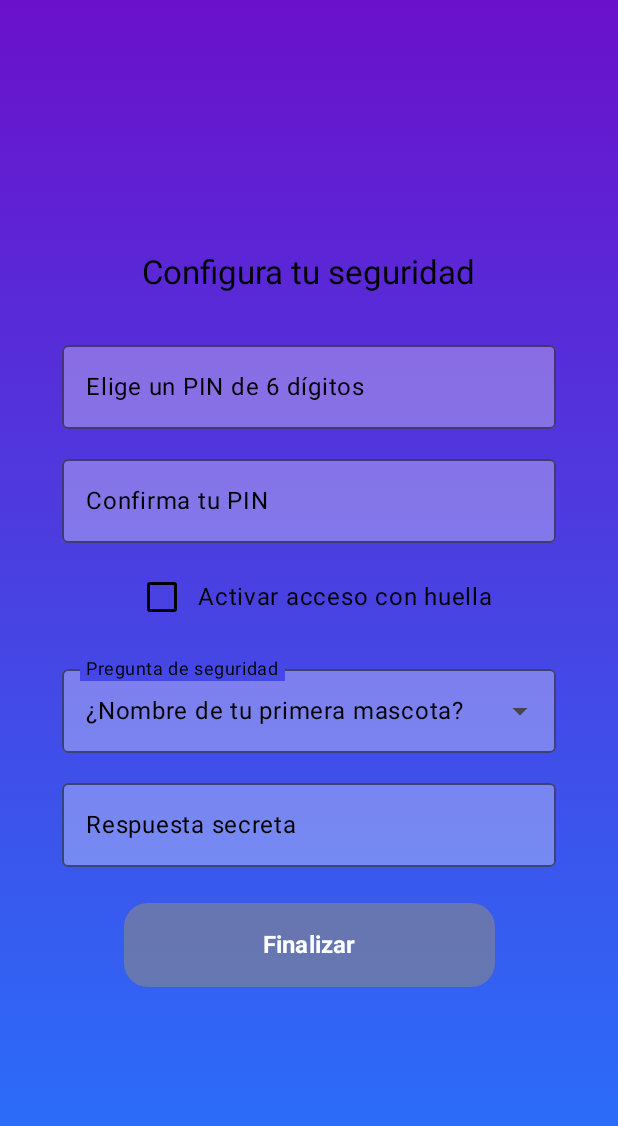
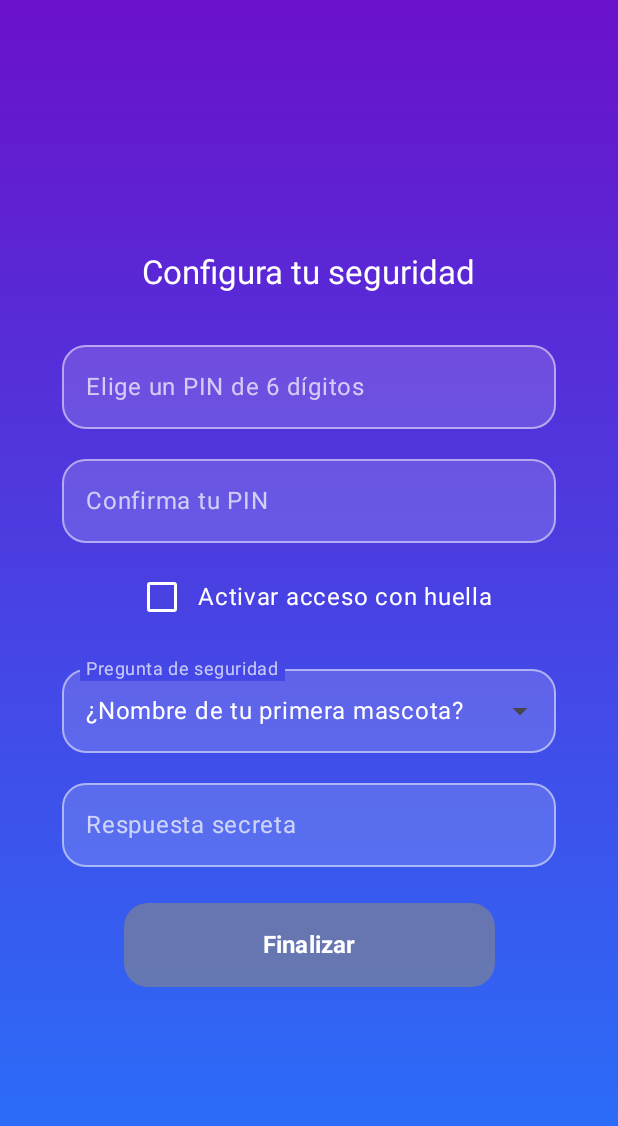
Before and after one commit to DTorillo/AppTesis, an Android app built with Jetpack Compose: the SetupSecurityScreen screen opened through its navigation route, on a phone screen of 412 x 824 dp. Shown: the top 1126 px of the screen. Run offline under Robolectric (Android 15) with nearby library versions, the phone set to English and light mode, and no system bars; our stand-ins replace accompanist; 2 statements that could not run were skipped.

Commit message:
Refrescar diseño de PIN y seguridad

```diff
--- a/app/src/main/java/com/example/capilux/screen/SetupSecurityScreen.kt
+++ b/app/src/main/java/com/example/capilux/screen/SetupSecurityScreen.kt
@@ -17,6 +17,8 @@ import androidx.compose.ui.unit.sp
 import androidx.navigation.NavHostController
 import com.example.capilux.ui.theme.PrimaryButton
 import com.example.capilux.ui.theme.backgroundGradient
+import com.example.capilux.ui.theme.gradientTextFieldColors
+import androidx.compose.foundation.shape.RoundedCornerShape
 import com.example.capilux.utils.EncryptedPrefs
 
 @Composable
@@ -52,7 +54,7 @@ fun SetupSecurityScreen(navController: NavHostController, useAltTheme: Boolean)
         Column(horizontalAlignment = Alignment.CenterHorizontally) {
             Text(
                 text = "Configura tu seguridad",
-                color = Color.Black,
+                color = Color.White,
                 fontSize = 22.sp,
                 style = MaterialTheme.typography.headlineSmall
             )
@@ -62,20 +64,11 @@ fun SetupSecurityScreen(navController: NavHostController, useAltTheme: Boolean)
             OutlinedTextField(
                 value = pin,
                 onValueChange = { if (it.length <= 6) pin = it },
-                label = { Text("Elige un PIN de 6 dígitos", color = Color.Black) },
+                label = { Text("Elige un PIN de 6 dígitos") },
                 keyboardOptions = KeyboardOptions(keyboardType = KeyboardType.NumberPassword),
                 modifier = Modifier.fillMaxWidth(0.8f),
-                colors = TextFieldDefaults.colors(
-                    focusedContainerColor = Color.White.copy(alpha = 0.3f),
-                    unfocusedContainerColor = Color.White.copy(alpha = 0.3f),
-                    focusedTextColor = Color.Black,
-                    unfocusedTextColor = Color.Black,
-                    focusedLabelColor = Color.Black,
-                    unfocusedLabelColor = Color.Black.copy(alpha = 0.7f),
-                    focusedIndicatorColor = Color.Black,
-                    unfocusedIndicatorColor = Color.Black.copy(alpha = 0.5f),
-                    cursorColor = Color.Black
-                )
+                shape = RoundedCornerShape(16.dp),
+                colors = gradientTextFieldColors()
             )
 
             Spacer(modifier = Modifier.height(12.dp))
@@ -83,20 +76,11 @@ fun SetupSecurityScreen(navController: NavHostController, useAltTheme: Boolean)
             OutlinedTextField(
                 value = confirmPin,
                 onValueChange = { if (it.length <= 6) confirmPin = it },
-                label = { Text("Confirma tu PIN", color = Color.Black) },
+                label = { Text("Confirma tu PIN") },
                 keyboardOptions = KeyboardOptions(keyboardType = KeyboardType.NumberPassword),
                 modifier = Modifier.fillMaxWidth(0.8f),
-                colors = TextFieldDefaults.colors(
-                    focusedContainerColor = Color.White.copy(alpha = 0.3f),
-                    unfocusedContainerColor = Color.White.copy(alpha = 0.3f),
-                    focusedTextColor = Color.Black,
-                    unfocusedTextColor = Color.Black,
-                    focusedLabelColor = Color.Black,
-                    unfocusedLabelColor = Color.Black.copy(alpha = 0.7f),
-                    focusedIndicatorColor = Color.Black,
-                    unfocusedIndicatorColor = Color.Black.copy(alpha = 0.5f),
-                    cursorColor = Color.Black
-                )
+                shape = RoundedCornerShape(16.dp),
+                colors = gradientTextFieldColors()
             )
 
             Spacer(modifier = Modifier.height(12.dp))
@@ -115,12 +99,12 @@ fun SetupSecurityScreen(navController: NavHostController, useAltTheme: Boolean)
                         checked = activarHuella,
                         onCheckedChange = { activarHuella = it },
                         colors = CheckboxDefaults.colors(
-                            checkedColor = Color.Black,
-                            uncheckedColor = Color.Black,
+                            checkedColor = Color.White,
+                            uncheckedColor = Color.White,
                             checkmarkColor = Color(0xFF6A11CB)
                         )
                     )
-                    Text("Activar acceso con huella", color = Color.Black)
+                    Text("Activar acceso con huella", color = Color.White)
                 }
             }
 
@@ -134,24 +118,15 @@ fun SetupSecurityScreen(navController: NavHostController, useAltTheme: Boolean)
                     value = pregunta,
                     onValueChange = {},
                     readOnly = true,
-                    label = { Text("Pregunta de seguridad", color = Color.Black) },
+                    label = { Text("Pregunta de seguridad") },
                     trailingIcon = {
                         ExposedDropdownMenuDefaults.TrailingIcon(expanded = expandPreguntas)
                     },
                     modifier = Modifier
                         .menuAnchor()
                         .fillMaxWidth(0.8f),
-                    colors = TextFieldDefaults.colors(
-                        focusedContainerColor = Color.White.copy(alpha = 0.3f),
-                        unfocusedContainerColor = Color.White.copy(alpha = 0.3f),
-                        focusedTextColor = Color.Black,
-                        unfocusedTextColor = Color.Black,
-                        focusedLabelColor = Color.Black,
-                        unfocusedLabelColor = Color.Black.copy(alpha = 0.7f),
-                        focusedIndicatorColor = Color.Black,
-                        unfocusedIndicatorColor = Color.Black.copy(alpha = 0.5f),
-                        cursorColor = Color.Black
-                    )
+                    shape = RoundedCornerShape(16.dp),
+                    colors = gradientTextFieldColors()
                 )
 
                 ExposedDropdownMenu(
@@ -160,7 +135,7 @@ fun SetupSecurityScreen(navController: NavHostController, useAltTheme: Boolean)
                 ) {
                     preguntas.forEach { option ->
                         DropdownMenuItem(
-                            text = { Text(option, color = Color.Black) },
+                            text = { Text(option, color = Color.White) },
                             onClick = {
                                 pregunta = option
                                 expandPreguntas = false
@@ -175,19 +150,10 @@ fun SetupSecurityScreen(navController: NavHostController, useAltTheme: Boolean)
             OutlinedTextField(
                 value = respuesta,
                 onValueChange = { respuesta = it },
-                label = { Text("Respuesta secreta", color = Color.Black) },
+                label = { Text("Respuesta secreta") },
                 modifier = Modifier.fillMaxWidth(0.8f),
-                colors = TextFieldDefaults.colors(
-                    focusedContainerColor = Color.White.copy(alpha = 0.3f),
-                    unfocusedContainerColor = Color.White.copy(alpha = 0.3f),
-                    focusedTextColor = Color.Black,
-                    unfocusedTextColor = Color.Black,
-                    focusedLabelColor = Color.Black,
-                    unfocusedLabelColor = Color.Black.copy(alpha = 0.7f),
-                    focusedIndicatorColor = Color.Black,
-                    unfocusedIndicatorColor = Color.Black.copy(alpha = 0.5f),
-                    cursorColor = Color.Black
-                )
+                shape = RoundedCornerShape(16.dp),
+                colors = gradientTextFieldColors()
             )
 
             Spacer(modifier = Modifier.height(24.dp))
--- /dev/null
+++ b/app/src/main/java/com/example/capilux/ui/theme/TextFieldStyles.kt
@@ -0,0 +1,21 @@
+package com.example.capilux.ui.theme
+
+import androidx.compose.material3.TextFieldColors
+import androidx.compose.material3.TextFieldDefaults
+import androidx.compose.runtime.Composable
+import androidx.compose.ui.graphics.Color
+
+@Composable
+fun gradientTextFieldColors(): TextFieldColors {
+    return TextFieldDefaults.colors(
+        focusedContainerColor = Color.White.copy(alpha = 0.15f),
+        unfocusedContainerColor = Color.White.copy(alpha = 0.15f),
+        focusedTextColor = Color.White,
+        unfocusedTextColor = Color.White,
+        focusedLabelColor = Color.White,
+        unfocusedLabelColor = Color.White.copy(alpha = 0.7f),
+        focusedIndicatorColor = Color.White,
+        unfocusedIndicatorColor = Color.White.copy(alpha = 0.5f),
+        cursorColor = Color.White
+    )
+}
```
Also changed, not shown: app/src/main/java/com/example/capilux/screen/AuthScreen.kt (+8 -15 lines), app/src/main/java/com/example/capilux/screen/ResetPinScreen.kt (+16 -50 lines).
